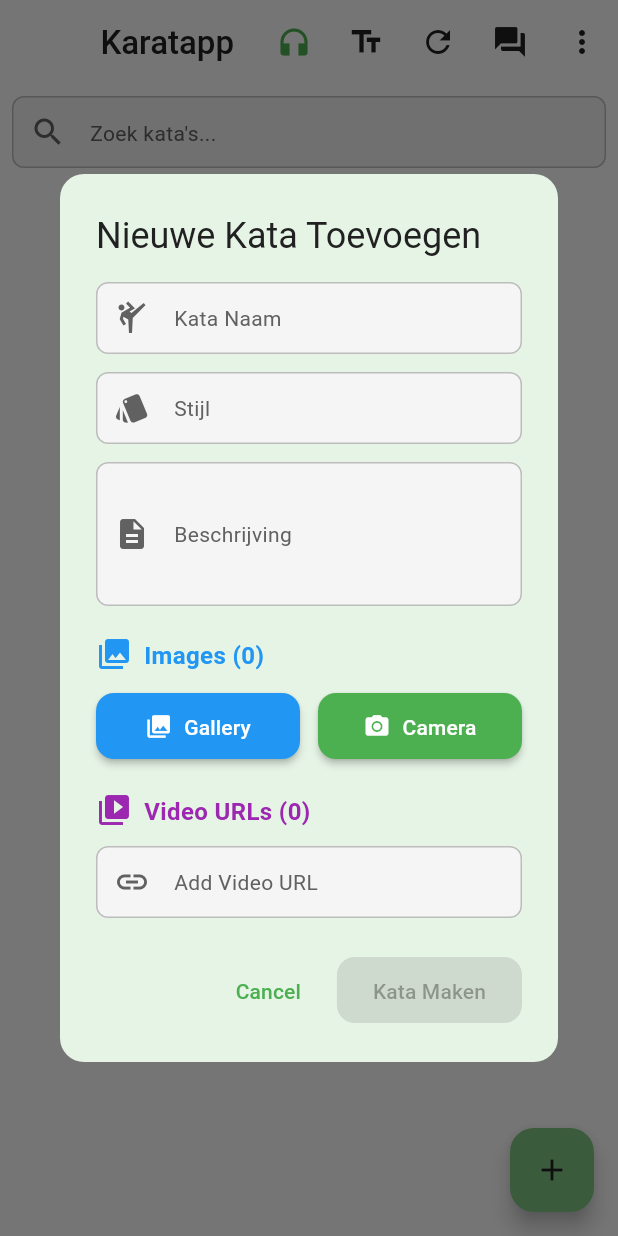
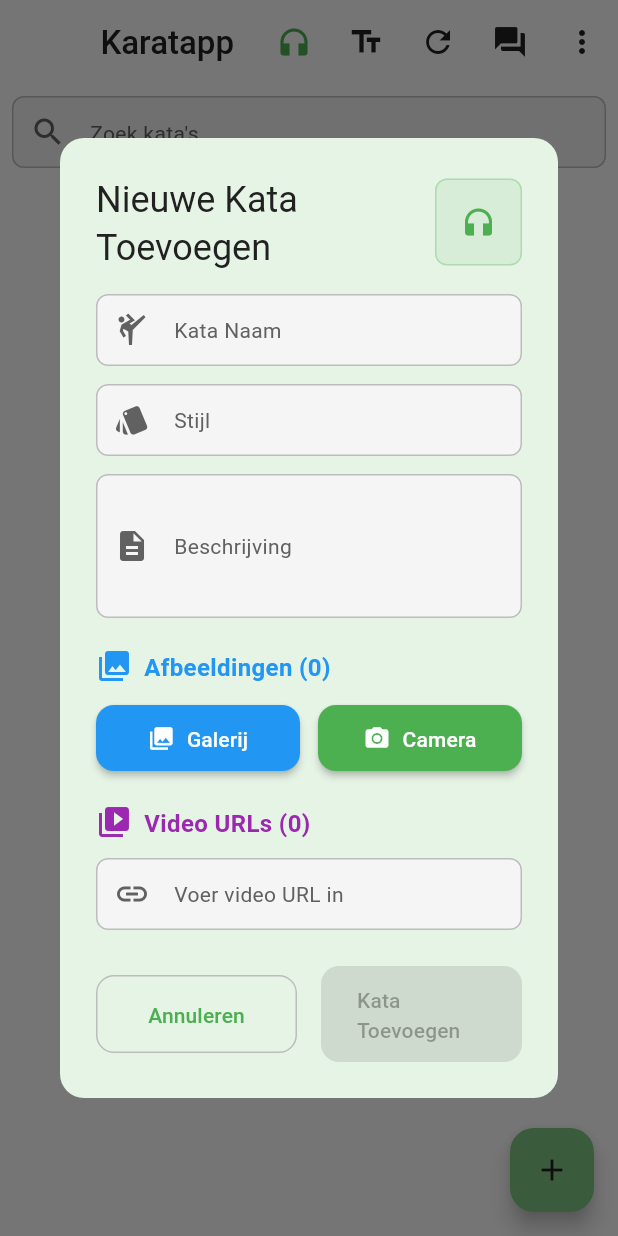
Before and after one commit to Anne-LindedeGroot/Karatapp, a Flutter app: the screen it shows once a user with an empty profile is signed in, after a tap on the "headphones" icon, after a tap on the "add" icon, on a phone screen of 412 x 824 dp. Run offline on Flutter 3.47's test engine with Material 3 defaults, Android fonts, the phone set to English and light mode, and no system bars; our stand-ins replace cached_network_image, chewie, flutter_dotenv, flutter_riverpod, flutter_tts, go_router and 7 more; accounts and stored records are empty.

Commit message:
added to al pages tab pop ups and forms the headphones icon plus with some last ttranslatatings to dutch.

```diff
--- a/lib/screens/edit_kata_screen.dart
+++ b/lib/screens/edit_kata_screen.dart
@@ -8,6 +8,7 @@ import '../providers/image_provider.dart';
 import '../utils/image_utils.dart';
 import '../widgets/image_gallery.dart';
 import '../widgets/video_url_input_widget.dart';
+import '../widgets/tts_headphones_button.dart';
 
 class EditKataScreen extends ConsumerStatefulWidget {
   final Kata kata;
@@ -393,6 +394,9 @@ class _EditKataScreenState extends ConsumerState<EditKataScreen> {
         appBar: AppBar(
           title: const Text('Kata Bewerken'),
           actions: [
+            AppBarTTSButton(
+              customTestText: 'Spraak is nu ingeschakeld voor kata bewerken',
+            ),
             if (_hasChanges)
               IconButton(
                 icon: _isLoading
--- a/lib/screens/favorites_screen.dart
+++ b/lib/screens/favorites_screen.dart
@@ -11,6 +11,7 @@ import '../widgets/skeleton_kata_card.dart';
 import '../widgets/skeleton_forum_post.dart';
 import '../widgets/accessible_text.dart';
 import '../widgets/accessibility_settings_widget.dart';
+import '../widgets/tts_headphones_button.dart';
 import '../core/navigation/app_router.dart';
 
 class FavoritesScreen extends ConsumerStatefulWidget {
@@ -91,6 +92,9 @@ class _FavoritesScreenState extends ConsumerState<FavoritesScreen>
           ],
         ),
         actions: [
+          AppBarTTSButton(
+            customTestText: 'Spraak is nu ingeschakeld voor favorieten',
+          ),
           IconButton(
             icon: const Icon(Icons.refresh),
             onPressed: _refreshFavorites,
--- a/lib/screens/home_screen.dart
+++ b/lib/screens/home_screen.dart
@@ -6,6 +6,7 @@ import 'package:go_router/go_router.dart';
 import '../widgets/collapsible_kata_card.dart';
 import '../widgets/connection_error_widget.dart';
 import '../widgets/skeleton_kata_card.dart';
+import '../widgets/tts_headphones_button.dart';
 import '../providers/auth_provider.dart';
 import '../providers/kata_provider.dart';
 import '../providers/role_provider.dart';
@@ -48,7 +49,14 @@ class _HomeScreenState extends ConsumerState<HomeScreen> {
     final confirmed = await showDialog<bool>(
       context: context,
       builder: (context) => AlertDialog(
-        title: const Text('Verweesde afbeeldingen opruimen?'),
+        title: Row(
+          children: [
+            const Expanded(child: Text('Verweesde afbeeldingen opruimen?')),
+            DialogTTSButton(
+              customTestText: 'Verweesde afbeeldingen opruimen? Dit zal scannen naar en verwijderen van afbeeldingen die niet bij een bestaande kata horen.',
+            ),
+          ],
+        ),
         content: const Text(
           'Dit zal scannen naar en verwijderen van afbeeldingen die niet bij een bestaande kata horen. '
           'Dit omvat afbeeldingen in mappen zoals "0" of "temp_" die mogelijk zijn achtergebleven. '
@@ -134,7 +142,14 @@ class _HomeScreenState extends ConsumerState<HomeScreen> {
     final confirmed = await showDialog<bool>(
       context: context,
       builder: (context) => AlertDialog(
-        title: Text('$kataName verwijderen?'),
+        title: Row(
+          children: [
+            Expanded(child: Text('$kataName verwijderen?')),
+            DialogTTSButton(
+              customTestText: '$kataName verwijderen? Dit zal de kata en alle afbeeldingen permanent verwijderen.',
+            ),
+          ],
+        ),
         content: const Text(
           'Dit zal de kata en alle afbeeldingen permanent verwijderen. Dit kan niet ongedaan worden gemaakt.',
         ),
@@ -204,7 +219,14 @@ class _HomeScreenState extends ConsumerState<HomeScreen> {
     final confirmed = await showDialog<bool>(
       context: context,
       builder: (context) => AlertDialog(
-        title: const Text('Uitloggen'),
+        title: Row(
+          children: [
+            const Expanded(child: Text('Uitloggen')),
+            DialogTTSButton(
+              customTestText: 'Uitloggen. Weet je zeker dat je uit wilt loggen?',
+            ),
+          ],
+        ),
         content: const Text('Weet je/u zeker dat je uit wilt loggen?'),
         actions: [
           TextButton(
@@ -356,24 +378,9 @@ class _HomeScreenState extends ConsumerState<HomeScreen> {
                 return Row(
                   mainAxisSize: MainAxisSize.min,
                   children: [
-                    // Text-to-speech toggle
-                    IconButton(
-                      icon: Icon(accessibilityState.isTextToSpeechEnabled
-                          ? Icons.headphones
-                          : Icons.headphones_outlined),
-                      tooltip: accessibilityState.isTextToSpeechEnabled ? 'Spraak uit' : 'Spraak aan',
-                      onPressed: () async {
-                        await accessibilityNotifier.toggleTextToSpeech();
-                        // Test TTS when enabling
-                        if (!accessibilityState.isTextToSpeechEnabled) {
-                          // Wait a moment for the toggle to complete
-                          await Future.delayed(const Duration(milliseconds: 100));
-                          await accessibilityNotifier.speak('Spraak is nu ingeschakeld');
-                        }
-                      },
-                      color: accessibilityState.isTextToSpeechEnabled
-                          ? Theme.of(context).colorScheme.primary
-                          : null,
+                    // Text-to-speech toggle using new component
+                    AppBarTTSButton(
+                      customTestText: 'Spraak is nu ingeschakeld voor de hoofdpagina',
                     ),
 
                     // Combined accessibility settings popup
@@ -495,11 +502,20 @@ class _HomeScreenState extends ConsumerState<HomeScreen> {
                 return <PopupMenuEntry>[
                   PopupMenuItem(
                     // ignore: sort_child_properties_last
+                    child: Row(
+                      children: [
+                        Expanded(
                           child: Text(
                             currentUser?.userMetadata?['full_name'] ??
                                 currentUser?.email ??
                                 'User',
                             style: const TextStyle(fontWeight: FontWeight.bold),
+                          ),
+                        ),
+                        CompactTTSButton(
+                          customTestText: 'Gebruikersmenu geopend voor ${currentUser?.userMetadata?['full_name'] ?? currentUser?.email ?? 'gebruiker'}',
+                        ),
+                      ],
                     ),
                     enabled: false,
                   ),
@@ -587,7 +603,7 @@ class _HomeScreenState extends ConsumerState<HomeScreen> {
                           children: [
                             Icon(themeNotifier.themeIcon, size: 20),
                             const SizedBox(width: 12),
-                            const Text('Theme'),
+                            const Text('Thema'),
                             const Spacer(),
                             DropdownButton<AppThemeMode>(
                               value: themeState.themeMode,
@@ -644,7 +660,7 @@ class _HomeScreenState extends ConsumerState<HomeScreen> {
                           children: [
                             const Icon(Icons.contrast, size: 20),
                             const SizedBox(width: 12),
-                            const Text('High Contrast'),
+                            const Text('Hoog Contrast'),
                             const Spacer(),
                             Switch(
                               value: themeState.isHighContrast,
@@ -786,7 +802,14 @@ class _HomeScreenState extends ConsumerState<HomeScreen> {
         return StatefulBuilder(
           builder: (BuildContext context, StateSetter setState) {
             return AlertDialog(
-              title: const Text("Nieuwe Kata Toevoegen"),
+              title: Row(
+                children: [
+                  const Expanded(child: Text("Nieuwe Kata Toevoegen")),
+                  DialogTTSButton(
+                    customTestText: 'Nieuwe Kata Toevoegen. Vul de gegevens in voor de nieuwe kata.',
+                  ),
+                ],
+              ),
               content: SizedBox(
                 width: double.maxFinite,
                 child: SingleChildScrollView(
@@ -830,7 +853,7 @@ class _HomeScreenState extends ConsumerState<HomeScreen> {
                           const Icon(Icons.photo_library, color: Colors.blue),
                           const SizedBox(width: 8),
                           Text(
-                            "Images (${selectedImages.length})",
+                            "Afbeeldingen (${selectedImages.length})",
                             style: const TextStyle(
                               fontSize: 16,
                               fontWeight: FontWeight.bold,
@@ -858,7 +881,7 @@ class _HomeScreenState extends ConsumerState<HomeScreen> {
                                       }
                                     },
                               icon: const Icon(Icons.photo_library, size: 18),
-                              label: const Text("Gallery"),
+                              label: const Text("Galerij"),
                               style: ElevatedButton.styleFrom(
                                 backgroundColor: Colors.blue,
                                 foregroundColor: Colors.white,
@@ -912,7 +935,7 @@ class _HomeScreenState extends ConsumerState<HomeScreen> {
                             crossAxisAlignment: CrossAxisAlignment.start,
                             children: [
                               Text(
-                                '${selectedImages.length} image(s) selected',
+                                '${selectedImages.length} afbeelding(en) geselecteerd',
                                 style: const TextStyle(
                                   fontSize: 14,
                                   fontWeight: FontWeight.w500,
@@ -1040,7 +1063,7 @@ class _HomeScreenState extends ConsumerState<HomeScreen> {
                               ),
                               const SizedBox(height: 4),
                               const Text(
-                                'Long press and drag to reorder',
+                                'Houd ingedrukt en sleep om te herordenen',
                                 style: TextStyle(
                                   fontSize: 11,
                                   color: Colors.grey,
@@ -1073,7 +1096,7 @@ class _HomeScreenState extends ConsumerState<HomeScreen> {
                       // Video URL input field
                       TextField(
                         decoration: const InputDecoration(
-                          labelText: "Add Video URL",
+                          labelText: "Voer video URL in",
                           hintText: "https://www.youtube.com/watch?v=...",
                           prefixIcon: Icon(Icons.link),
                           border: OutlineInputBorder(),
@@ -1104,7 +1127,7 @@ class _HomeScreenState extends ConsumerState<HomeScreen> {
                             crossAxisAlignment: CrossAxisAlignment.start,
                             children: [
                               Text(
-                                '${videoUrls.length} video URL(s) added',
+                                '${videoUrls.length} video URL(s) toegevoegd',
                                 style: const TextStyle(
                                   fontSize: 14,
                                   fontWeight: FontWeight.w500,
@@ -1175,15 +1198,24 @@ class _HomeScreenState extends ConsumerState<HomeScreen> {
                 ),
               ),
               actions: [
-                TextButton(
+                Row(
+                  children: [
+                    Expanded(
+                      child: OutlinedButton(
                         onPressed: isProcessing
                             ? null
                             : () {
                                 Navigator.pop(context);
                               },
-                  child: const Text("Cancel"),
+                        style: OutlinedButton.styleFrom(
+                          padding: const EdgeInsets.symmetric(vertical: 16),
                         ),
-                ElevatedButton(
+                        child: const Text("Annuleren"),
+                      ),
+                    ),
+                    const SizedBox(width: 16),
+                    Expanded(
+                      child: ElevatedButton(
                         onPressed: (isProcessing || nameController.text.isEmpty)
                             ? null
                             : () async {
@@ -1274,7 +1306,10 @@ class _HomeScreenState extends ConsumerState<HomeScreen> {
                             ),
                           ),
                         )
-                      : const Text("Kata Maken"),
+                      : const Text("Kata Toevoegen"),
+                      ),
+                    ),
+                  ],
                 ),
               ],
             );
--- a/lib/screens/profile_screen.dart
+++ b/lib/screens/profile_screen.dart
@@ -6,6 +6,7 @@ import '../services/role_service.dart';
 import '../widgets/avatar_widget.dart';
 import '../widgets/accessible_text.dart';
 import '../widgets/accessibility_settings_widget.dart';
+import '../widgets/tts_headphones_button.dart';
 import '../core/navigation/app_router.dart';
 import 'avatar_selection_screen.dart';
 
@@ -127,6 +128,11 @@ class _ProfileScreenState extends ConsumerState<ProfileScreen> {
           icon: const Icon(Icons.arrow_back),
           onPressed: () => context.goBackOrHome(),
         ),
+        actions: [
+          AppBarTTSButton(
+            customTestText: 'Spraak is nu ingeschakeld voor het profiel',
+          ),
+        ],
       ),
       body: GestureDetector(
         onTap: () {
--- a/lib/screens/user_management_screen.dart
+++ b/lib/screens/user_management_screen.dart
@@ -7,6 +7,7 @@ import '../providers/role_provider.dart';
 import '../providers/mute_provider.dart';
 import '../providers/auth_provider.dart';
 import '../widgets/connection_error_widget.dart';
+import '../widgets/tts_headphones_button.dart';
 import '../core/navigation/app_router.dart';
 
 class UserManagementScreen extends ConsumerStatefulWidget {
@@ -798,6 +799,9 @@ class _UserManagementScreenState extends ConsumerState<UserManagementScreen> {
               onPressed: () => context.goToHome(),
             ),
             actions: [
+              AppBarTTSButton(
+                customTestText: 'Spraak is nu ingeschakeld voor gebruikersbeheer',
+              ),
               IconButton(
                 icon: const Icon(Icons.refresh),
                 onPressed: _loadUsers,
--- a/lib/widgets/image_gallery.dart
+++ b/lib/widgets/image_gallery.dart
@@ -11,7 +11,7 @@ class ImageGallery extends ConsumerStatefulWidget {
   const ImageGallery({
     super.key,
     required this.imageUrls,
-    this.title = 'Image Gallery',
+    this.title = 'Afbeeldingen Gallerij',
     this.kataId,
     this.initialIndex = 0,
   });
@@ -45,7 +45,7 @@ class _ImageGalleryState extends ConsumerState<ImageGallery> {
           title: Text(widget.title),
         ),
         body: const Center(
-          child: Text('No images available'),
+          child: Text('Geen afbeeldingen beschikbaar'),
         ),
       );
     }
@@ -94,7 +94,7 @@ class _ImageGalleryState extends ConsumerState<ImageGallery> {
                             ),
                             SizedBox(height: 8),
                             Text(
-                              'Failed to load image',
+                              'Afbeelding laden mislukt',
                               style: TextStyle(color: Colors.white),
                             ),
                           ],
@@ -125,7 +125,7 @@ class _ImageGalleryState extends ConsumerState<ImageGallery> {
                     );
                   } : null,
                   icon: const Icon(Icons.skip_previous, color: Colors.white),
-                  tooltip: 'Previous image',
+                  tooltip: 'Vorige afbeelding',
                 ),
 
                 // Image counter
@@ -147,7 +147,7 @@ class _ImageGalleryState extends ConsumerState<ImageGallery> {
                     );
                   } : null,
                   icon: const Icon(Icons.skip_next, color: Colors.white),
-                  tooltip: 'Next image',
+                  tooltip: 'Volgende afbeelding',
                 ),
               ],
             ),
--- a/lib/widgets/video_url_input_widget.dart
+++ b/lib/widgets/video_url_input_widget.dart
@@ -193,12 +193,12 @@ class _VideoUrlInputWidgetState extends State<VideoUrlInputWidget> {
       if (path.endsWith('.flac')) return 'FLAC Audio';
       if (path.endsWith('.m4a')) return 'M4A Audio';
 
-      if (path.endsWith('.jpg') || path.endsWith('.jpeg')) return 'JPEG Image';
-      if (path.endsWith('.png')) return 'PNG Image';
-      if (path.endsWith('.gif')) return 'GIF Image';
-      if (path.endsWith('.bmp')) return 'BMP Image';
-      if (path.endsWith('.webp')) return 'WebP Image';
-      if (path.endsWith('.svg')) return 'SVG Image';
+      if (path.endsWith('.jpg') || path.endsWith('.jpeg')) return 'JPEG Afbeeldingen';
+      if (path.endsWith('.png')) return 'PNG Afbeeldingen';
+      if (path.endsWith('.gif')) return 'GIF Afbeeldingen';
+      if (path.endsWith('.bmp')) return 'BMP Afbeeldingen';
+      if (path.endsWith('.webp')) return 'WebP Afbeeldingen';
+      if (path.endsWith('.svg')) return 'SVG Afbeeldingen';
 
       // Generic
       return uri.host.isNotEmpty ? uri.host : 'Media URL';
@@ -227,7 +227,7 @@ class _VideoUrlInputWidgetState extends State<VideoUrlInputWidget> {
             TextField(
               controller: _urlController,
               decoration: const InputDecoration(
-                labelText: 'Voer video/media URL in',
+                labelText: 'Voer video URL in',
                 hintText: 'https://www.youtube.com/watch?v=...',
                 border: OutlineInputBorder(),
                 prefixIcon: Icon(Icons.link),
@@ -278,6 +278,7 @@ class _VideoUrlInputWidgetState extends State<VideoUrlInputWidget> {
               Text(
                 '• Video platforms: YouTube, Vimeo, Dailymotion, Twitch\n'
                 '• Video bestanden: MP4, AVI, MOV, WMV, FLV, WebM, MKV\n'
+                '• Afbeeldingen bestanden: JPG, PNG, GIF, BMP, WebP, SVG\n'
                 '• Druk op Enter of Klaar op toetsenbord om URL toe te voegen',
                 style: TextStyle(
                   fontSize: 12,
@@ -292,7 +293,7 @@ class _VideoUrlInputWidgetState extends State<VideoUrlInputWidget> {
             if (_currentUrls.isNotEmpty) ...[
               const SizedBox(height: 16),
               Text(
-                'Toegevoegde URLs (${_currentUrls.length})',
+                'Toegevoegde video URLs (${_currentUrls.length})',
                 style: Theme.of(context).textTheme.titleMedium?.copyWith(
                   fontWeight: FontWeight.bold,
                   color: Theme.of(context).colorScheme.primary,
```
Also changed, not shown: lib/screens/create_forum_post_screen.dart (+3 -15 lines), lib/screens/create_kata_screen.dart (+51 -0 lines), lib/screens/forum_post_detail_screen.dart (+9 -1 lines), lib/screens/forum_screen.dart (+13 -19 lines), lib/widgets/media_gallery.dart (+7 -7 lines), lib/widgets/tts_headphones_button.dart (added, +351 -0 lines). Lines whose indentation alone changed are shown as unchanged.
